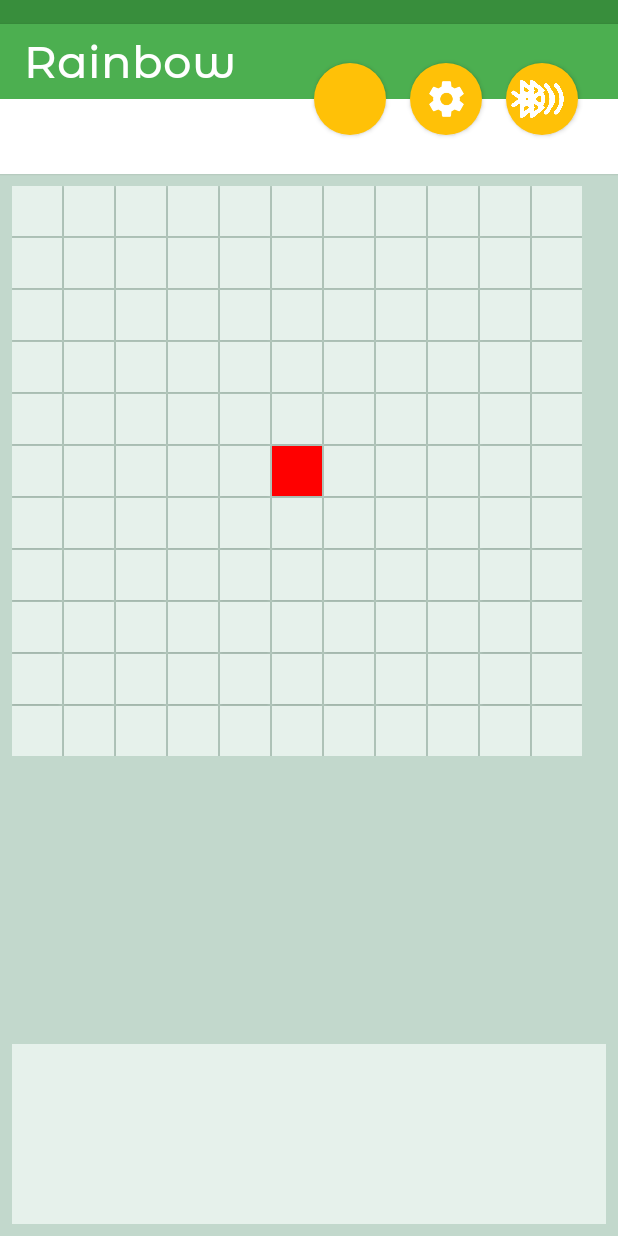
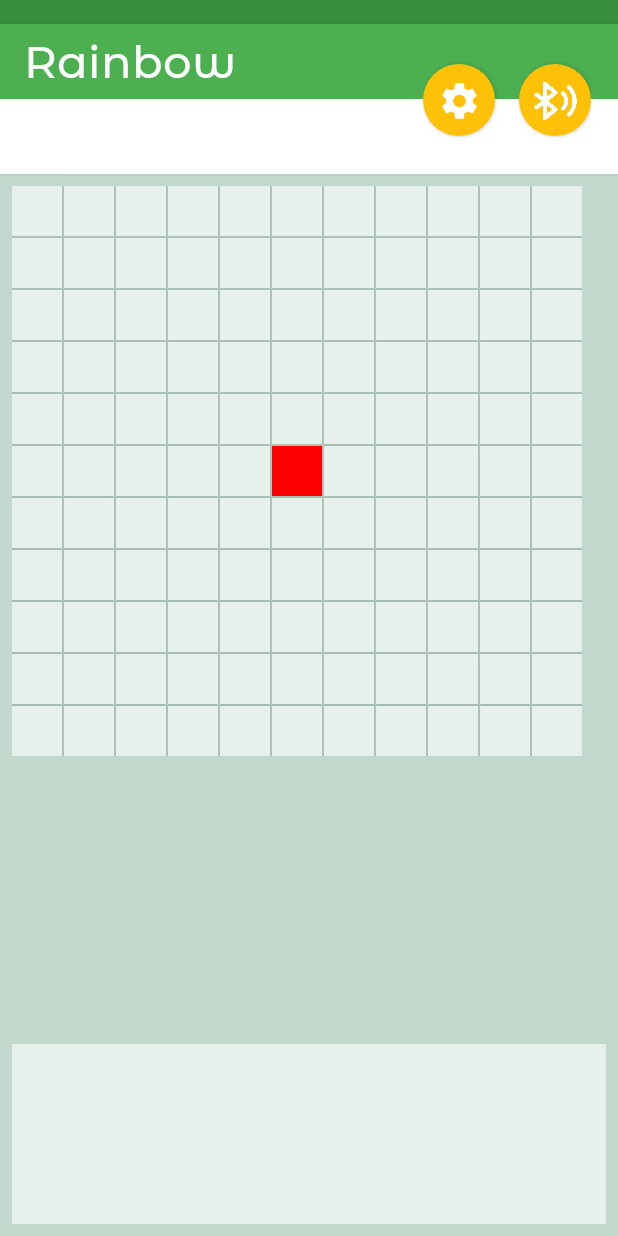
Before and after one commit to SkyWetter/ZoomLayoutTest, an Android app: the screen it shows after launch (MainActivity), on a phone screen of 412 x 824 dp. Run offline under Robolectric (Android 15) with nearby library versions, the phone set to English and light mode, and no system bars; plain views replace ZoomLayout.

Commit message:
-- Fixed some file directory naming issues for compiler  -- Resource files (images, sounds, etc.) cannot have capitalized letters
-- Bed settings are now accessible through click a bed name on the bed settings menu
 -- Need to add a 'edit bed layout' button to move to editing the clicked bed's layout
 -- Need to add a 'finished' editing button to return to the garden layout editor without putting the system in edit mode.

```diff
--- a/app/src/main/java/com/example/android/zoomlayouttest/MainActivity.kt
+++ b/app/src/main/java/com/example/android/zoomlayouttest/MainActivity.kt
@@ -512,6 +512,15 @@ class MainActivity : AppCompatActivity(), AdapterView.OnItemClickListener {
     /***
      * INIT FUNCTIONS // LISTENERS
      */
+
+    fun setWaterLevelText(){
+        when(bedBeingEdited.waterLevel){
+            0 -> currentWaterLevel.text = "Low"
+            1 -> currentWaterLevel.text = "Medium"
+            2 -> currentWaterLevel.text = "High"
+        }
+    }
+
     private fun initUiVisibility(){
 
         bluetoothContainer.visibility = View.GONE
@@ -551,15 +560,9 @@ class MainActivity : AppCompatActivity(), AdapterView.OnItemClickListener {
 
     private fun initializeButtons(context: Context, doneButton: Button, bluetoothOpenMenuButton:Button)
     {
-        @SuppressLint("SetTextI18n")
+
 //Functions global to multiple listeners
-        fun setWaterLevelText(){
-            when(bedBeingEdited.waterLevel){
-                0 -> currentWaterLevel.text = "Low"
-                1 -> currentWaterLevel.text = "Medium"
-                2 -> currentWaterLevel.text = "High"
-            }
-        }
+
 
         doneButton.setOnClickListener()
         {
@@ -578,55 +581,8 @@ class MainActivity : AppCompatActivity(), AdapterView.OnItemClickListener {
         settingsButton.setOnClickListener {
         }
 
-        bedSettings.setOnClickListener {
 
-            val thisBed = rvBedList[bedBeingEdited.position]
 
-            //If bed settings is already open, makes sure RvBedData of edited bed is updated
-            //Changes visibility of necessary components
-            //Flips value of paramMenuOpen bool
-
-            if(paramMenuOpen){
-
-                //Loads edited bed values into rvBedData data class
-                thisBed.daysOfWeek = bedBeingEdited.daysOfWeek
-                thisBed.waterLevel = bedBeingEdited.waterLevel
-
-                paramMenuContainer.visibility = View.GONE
-                doneButtonContainer.visibility = View.VISIBLE
-                bottomText.visibility = View.VISIBLE
-                paramMenuOpen = !paramMenuOpen
-            }
-
-            //If bed settings is current closed, prepare various bed settings values based on rvbed loaded intot bedBeingEdited var
-            //Loading of rvbed data happens in bedClicked fxn in the bedClicked function located outside of initbuttons fxn
-            else{
-
-                waterLevelBar.progress = bedBeingEdited.waterLevel
-                setWaterLevelText()
-                bedNameText.setText(bedBeingEdited.name,TextView.BufferType.EDITABLE)
-
-                //Loads in the day settings for the bed
-
-                for(i in bedBeingEdited.daysOfWeek.indices){
-                   val dayButtons = arrayListOf<Button>(sundayButton,mondayButton,tuesdayButton,wednesdayButton,thursdayButton,fridayButton,saturdayButton)
-
-                   val thisDay = bedBeingEdited.daysOfWeek
-
-                    when(thisDay[i]){
-                        0-> { dayButtons[i].setBackgroundColor(ColorData.dayButtonOff)}
-                        1-> { dayButtons[i].setBackgroundColor(ColorData.dayButtonAM)}
-                        2-> { dayButtons[i].setBackgroundColor(ColorData.dayButtonPM)}
-                        3-> { dayButtons[i].setBackgroundColor(ColorData.dayButtonAMPM)}
-                    }
-               }
-
-                paramMenuContainer.visibility = View.VISIBLE
-                doneButtonContainer.visibility = View.INVISIBLE
-                bottomText.visibility = View.INVISIBLE
-                paramMenuOpen = !paramMenuOpen
-            }
-        }
         /**
          * Bed name text listener -- needs to be adjusted for focus change actions
          */
@@ -914,7 +870,7 @@ class MainActivity : AppCompatActivity(), AdapterView.OnItemClickListener {
     private fun editBed(bedToEdit: Int) {
         //val bedToEdit = 1   //figure out for to set this via clicking card in RV
 
-        bedSettings.visibility = View.VISIBLE
+
         doneButtonContainer.visibility = View.VISIBLE
 
         bedEdit[0] = 1      //bool to toggle editing mode
@@ -1013,7 +969,7 @@ class MainActivity : AppCompatActivity(), AdapterView.OnItemClickListener {
     {
         editBed(bed.rvBedID)
         bedBeingEdited = bed
-
+        openBedSettings()
 
         Toast.makeText(this, "Editing: ${bed.name}", Toast.LENGTH_LONG).show()
     }
@@ -1023,7 +979,7 @@ class MainActivity : AppCompatActivity(), AdapterView.OnItemClickListener {
     {
         removeAdjacentSquares()   //Resets adjacentSquare square visibility
         doneButtonContainer.visibility = View.GONE   //Hides done button
-        bedSettings.visibility = View.GONE
+
         if (tempBed.isNotEmpty() && bedEdit[0] == 0) {      //only executes when there is new bed, otherwise updates done on click
          //   ColorData.newRandomBedColor()
             ColorData.newBedColor()
@@ -1058,6 +1014,55 @@ class MainActivity : AppCompatActivity(), AdapterView.OnItemClickListener {
             i.changeColor(ColorData.deselectedSquare)
         }
         adjacentSquares.clear()
+    }
+
+    fun openBedSettings(){
+        val thisBed = rvBedList[bedBeingEdited.position]
+
+        //If bed settings is already open, makes sure RvBedData of edited bed is updated
+        //Changes visibility of necessary components
+        //Flips value of paramMenuOpen bool
+
+        if(paramMenuOpen){
+
+            //Loads edited bed values into rvBedData data class
+            thisBed.daysOfWeek = bedBeingEdited.daysOfWeek
+            thisBed.waterLevel = bedBeingEdited.waterLevel
+
+            paramMenuContainer.visibility = View.GONE
+            doneButtonContainer.visibility = View.VISIBLE
+            bottomText.visibility = View.VISIBLE
+            paramMenuOpen = !paramMenuOpen
+        }
+
+        //If bed settings is current closed, prepare various bed settings values based on rvbed loaded intot bedBeingEdited var
+        //Loading of rvbed data happens in bedClicked fxn in the bedClicked function located outside of initbuttons fxn
+        else{
+
+            waterLevelBar.progress = bedBeingEdited.waterLevel
+            setWaterLevelText()
+            bedNameText.setText(bedBeingEdited.name,TextView.BufferType.EDITABLE)
+
+            //Loads in the day settings for the bed
+
+            for(i in bedBeingEdited.daysOfWeek.indices){
+                val dayButtons = arrayListOf<Button>(sundayButton,mondayButton,tuesdayButton,wednesdayButton,thursdayButton,fridayButton,saturdayButton)
+
+                val thisDay = bedBeingEdited.daysOfWeek
+
+                when(thisDay[i]){
+                    0-> { dayButtons[i].setBackgroundColor(ColorData.dayButtonOff)}
+                    1-> { dayButtons[i].setBackgroundColor(ColorData.dayButtonAM)}
+                    2-> { dayButtons[i].setBackgroundColor(ColorData.dayButtonPM)}
+                    3-> { dayButtons[i].setBackgroundColor(ColorData.dayButtonAMPM)}
+                }
+            }
+
+            paramMenuContainer.visibility = View.VISIBLE
+            doneButtonContainer.visibility = View.INVISIBLE
+            bottomText.visibility = View.INVISIBLE
+            paramMenuOpen = !paramMenuOpen
+        }
     }
 
 /* Angle and Distance Function
--- a/app/src/main/res/layout/activity_main.xml
+++ b/app/src/main/res/layout/activity_main.xml
@@ -23,16 +23,17 @@
         <android.support.constraint.ConstraintLayout
             android:id="@+id/globalButtonContainer"
             android:layout_width="wrap_content"
-            android:layout_height="wrap_content"
+            android:layout_height="94dp"
             android:elevation="2dp"
             app:layout_constraintBottom_toBottomOf="@id/topBar"
             app:layout_constraintEnd_toEndOf="@id/topBar"
+            app:layout_constraintHorizontal_bias="0.94"
             app:layout_constraintStart_toStartOf="@id/topBar"
             app:layout_constraintTop_toTopOf="@id/topBar">
 
 
             <ImageView
-                android:id="@+id/img_globlaSettings"
+                android:id="@+id/img_globalSettings"
                 android:layout_width="35dp"
                 android:layout_height="92dp"
                 android:layout_marginTop="4dp"
@@ -50,14 +51,13 @@
                 android:id="@+id/settingsButton"
                 android:layout_width="48dp"
                 android:layout_height="48dp"
-                android:layout_marginStart="16dp"
                 android:layout_marginTop="8dp"
                 android:layout_marginBottom="8dp"
                 android:background="@drawable/btn_rnd"
                 android:elevation="1dp"
                 app:layout_constraintBottom_toBottomOf="parent"
+                app:layout_constraintLeft_toLeftOf="parent"
                 app:layout_constraintRight_toLeftOf="@+id/bluetoothButton"
-                app:layout_constraintStart_toEndOf="@+id/bedSettings"
                 app:layout_constraintTop_toTopOf="parent" />
 
             <ImageView
@@ -79,47 +79,14 @@
                 android:id="@+id/bluetoothButton"
                 android:layout_width="48dp"
                 android:layout_height="48dp"
-                android:layout_marginStart="16dp"
+                android:layout_marginLeft="16dp"
                 android:layout_marginTop="8dp"
-                android:layout_marginEnd="8dp"
                 android:layout_marginBottom="8dp"
                 android:background="@drawable/btn_rnd"
                 android:elevation="1dp"
                 app:layout_constraintBottom_toBottomOf="parent"
-                app:layout_constraintEnd_toEndOf="parent"
-                app:layout_constraintHorizontal_bias="1.0"
-                app:layout_constraintStart_toEndOf="@+id/settingsButton"
-                app:layout_constraintTop_toTopOf="parent" />
-
-            <ImageView
-                android:id="@+id/img_bedSettings"
-                android:layout_width="35dp"
-                android:layout_height="92dp"
-                android:layout_marginTop="4dp"
-                android:elevation="3dp"
-                android:scaleX="0.8"
-                android:scaleY="0.8"
-                android:src="@drawable/bluetoothicon"
-                app:layout_constraintBottom_toBottomOf="@+id/bluetoothButton"
-                app:layout_constraintEnd_toEndOf="@+id/bluetoothButton"
-                app:layout_constraintHorizontal_bias="0.0"
-                app:layout_constraintStart_toStartOf="@+id/bluetoothButton"
-                app:layout_constraintTop_toTopOf="@+id/bluetoothButton"
-                app:layout_constraintVertical_bias="0.541" />
-
-            <Button
-                android:id="@+id/bedSettings"
-                android:layout_width="48dp"
-                android:layout_height="48dp"
-                android:layout_marginStart="190dp"
-                android:layout_marginEnd="8dp"
-                android:background="@drawable/btn_rnd"
-                android:elevation="2dp"
-                android:visibility="visible"
-                app:layout_constraintBottom_toBottomOf="parent"
-                app:layout_constraintEnd_toStartOf="@+id/settingsButton"
-                app:layout_constraintHorizontal_bias="0.58"
-                app:layout_constraintStart_toStartOf="parent"
+                app:layout_constraintLeft_toRightOf="@+id/settingsButton"
+                app:layout_constraintRight_toRightOf="parent"
                 app:layout_constraintTop_toTopOf="parent" />
 
         </android.support.constraint.ConstraintLayout>
```
Also changed, not shown: app/src/main/res/drawable/morning_night_black.png (renamed from app/src/main/res/drawable/morningNight_black.png), app/src/main/res/drawable/morning_night_white.png (renamed from app/src/main/res/drawable/morningNight_white.png).
